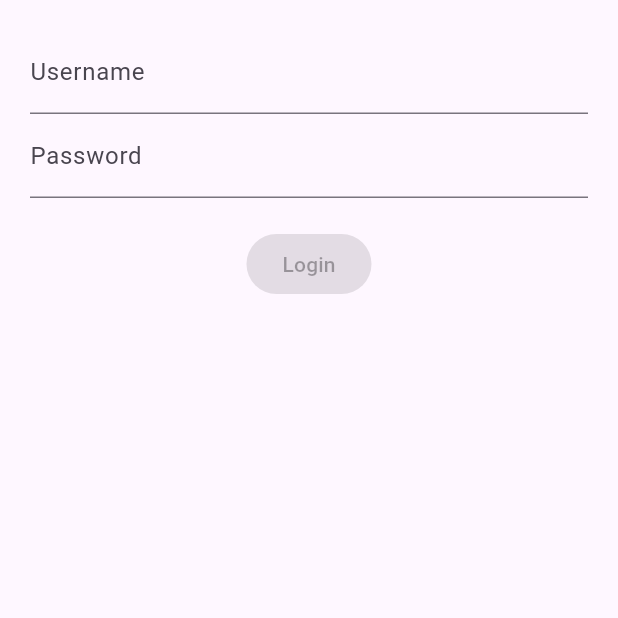
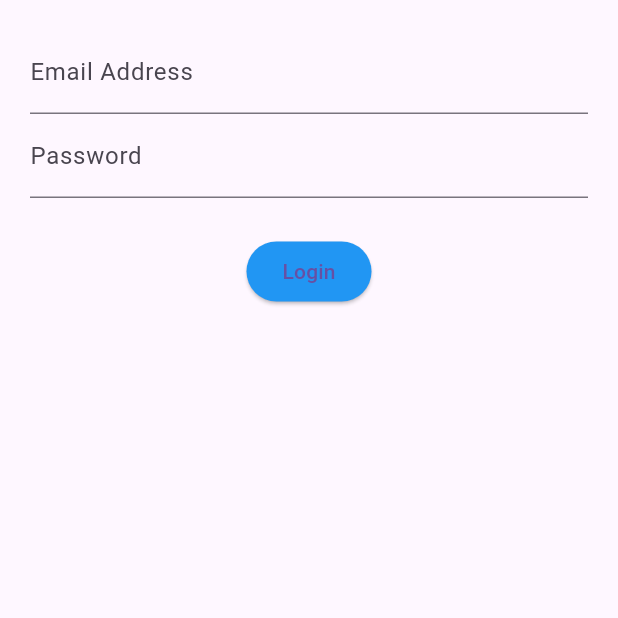
Before and after one commit to arroyostack/bloc-pattern-flutter-login, a Flutter app: the screen it shows after launch, on a phone screen of 412 x 824 dp, the top half of it. Run offline on Flutter 3.47's test engine with Material 3 defaults, Android fonts, the phone set to English and light mode, and no system bars.

Commit message:
Feat: Form fields and button.

```diff
--- a/lib/src/screens/loging_screen.dart
+++ b/lib/src/screens/loging_screen.dart
@@ -6,22 +6,44 @@ class LoginScreen extends StatelessWidget {
   @override
   Widget build(BuildContext context) {
     return Container(
-        margin: const EdgeInsets.all(20),
-        child: const Column(
+      margin: const EdgeInsets.all(20),
+      child: Form(
+        child: Column(
           children: [
-            TextField(
-              decoration: InputDecoration(labelText: "Username"),
-            ),
-            TextField(
-              decoration: InputDecoration(labelText: "Password"),
-              obscureText: true,
-            ),
-            SizedBox(height: 20),
-            ElevatedButton(
-              onPressed: null,
-              child: Text("Login"),
-            ),
+            emailField(),
+            passwordField(),
+            Container(margin: const EdgeInsets.only(top: 25)),
+            submitButton(),
           ],
-        ));
+        ),
+      ),
+    );
+  }
+
+  Widget emailField() {
+    return const TextField(
+        decoration: InputDecoration(
+      labelText: "Email Address",
+      hintText: " you@example.com", // This is a hint for the user
+    ));
+  }
+
+  Widget passwordField() {
+    return const TextField(
+      decoration: InputDecoration(
+        labelText: "Password",
+        hintText: "Password",
+      ),
+    );
   }
 }
+
+Widget submitButton() {
+  return ElevatedButton(
+    style: ElevatedButton.styleFrom(
+      backgroundColor: Colors.blue, // Add the color property here
+    ),
+    child: const Text("Login"),
+    onPressed: () {},
+  );
+}
```
